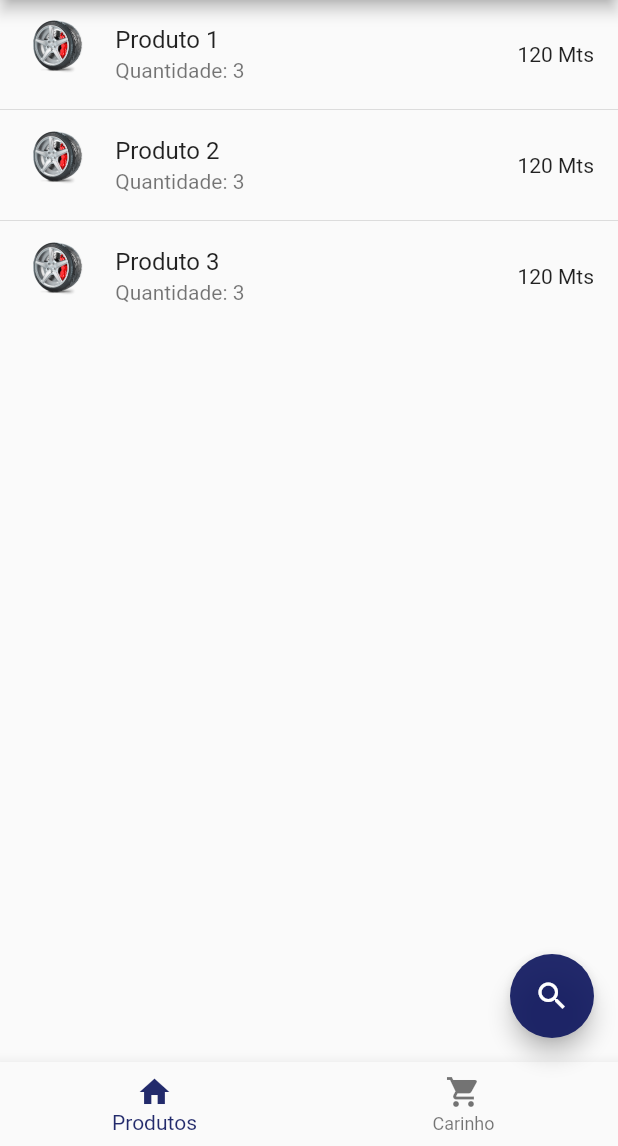
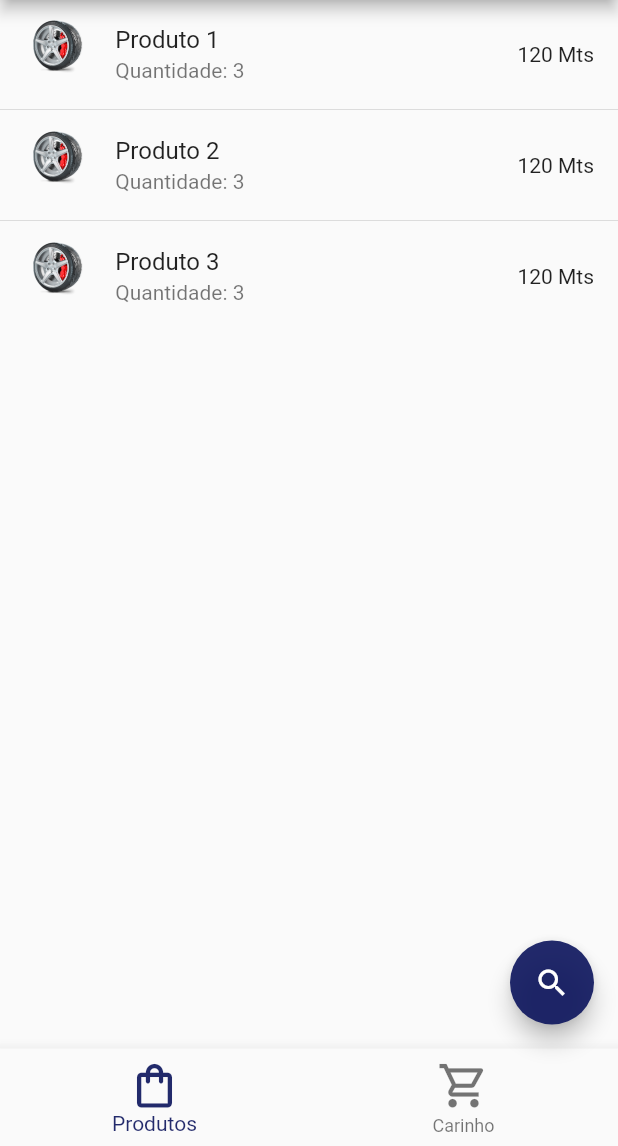
Before and after one commit to marinoricardo/ecommerce_app_flutter, a Flutter app: the screen it shows after launch, swiped to page 2, on a phone screen of 412 x 824 dp, the part 90-1236 px from its top. Run offline on Flutter 3.47's test engine with Material 2 defaults, Android fonts, the phone set to English and light mode, and no system bars.

Commit message:
size of icon BottomNavigationBar

```diff
--- a/lib/pages/home_page.dart
+++ b/lib/pages/home_page.dart
@@ -57,9 +57,18 @@ class _HomePageState extends State<HomePage> {
           },
           selectedItemColor: Color.fromARGB(235, 16, 24, 95),
           items: [
-            BottomNavigationBarItem(icon: Icon(Icons.home), label: "Produtos"),
             BottomNavigationBarItem(
-                icon: Icon(Icons.shopping_cart), label: "Carinho"),
+                icon: Icon(
+                  Icons.shopping_bag_outlined,
+                  size: 35,
+                ),
+                label: "Produtos"),
+            BottomNavigationBarItem(
+                icon: Icon(
+                  Icons.shopping_cart_outlined,
+                  size: 35,
+                ),
+                label: "Carinho"),
           ]),
     );
   }
```
